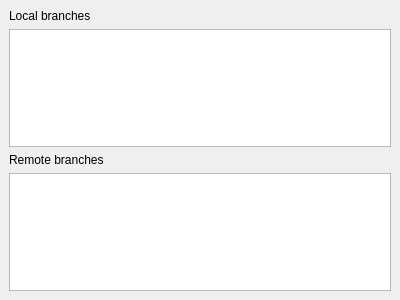
This is src/components/branchlist/branchlist.ui in feelx88/git-qui as Qt 5 draws it before an edit. The edited form follows.
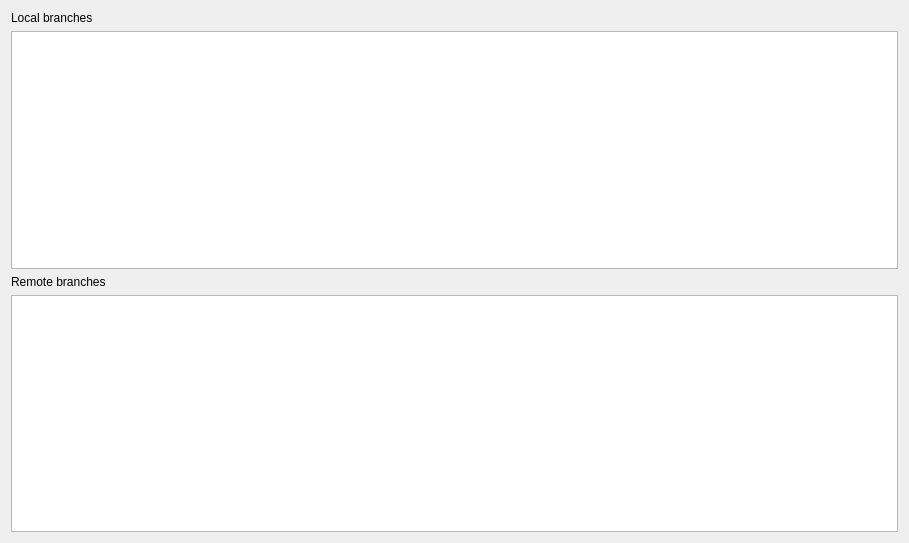
This is the edited form.

Patch:
```diff
--- a/src/components/branchlist/branchlist.ui
+++ b/src/components/branchlist/branchlist.ui
@@ -1,19 +1,26 @@
 <?xml version="1.0" encoding="UTF-8"?>
 <ui version="4.0">
  <class>BranchList</class>
- <widget class="QDockWidget" name="BranchList">
+ <widget class="QFrame" name="BranchList">
   <property name="geometry">
    <rect>
     <x>0</x>
     <y>0</y>
-    <width>400</width>
-    <height>300</height>
+    <width>909</width>
+    <height>543</height>
    </rect>
   </property>
+  <property name="sizePolicy">
+   <sizepolicy hsizetype="Expanding" vsizetype="Expanding">
+    <horstretch>0</horstretch>
+    <verstretch>0</verstretch>
+   </sizepolicy>
+  </property>
   <property name="windowTitle">
    <string>Branches</string>
   </property>
-  <widget class="QWidget" name="dockWidgetContents">
+  <layout class="QVBoxLayout" name="verticalLayout_2">
+   <item>
    <layout class="QVBoxLayout" name="verticalLayout">
     <item>
      <widget class="QLabel" name="label">
@@ -72,7 +79,8 @@
      </widget>
     </item>
    </layout>
-  </widget>
+   </item>
+  </layout>
  </widget>
  <resources/>
  <connections/>
```
Lines whose indentation alone changed are shown as unchanged.
